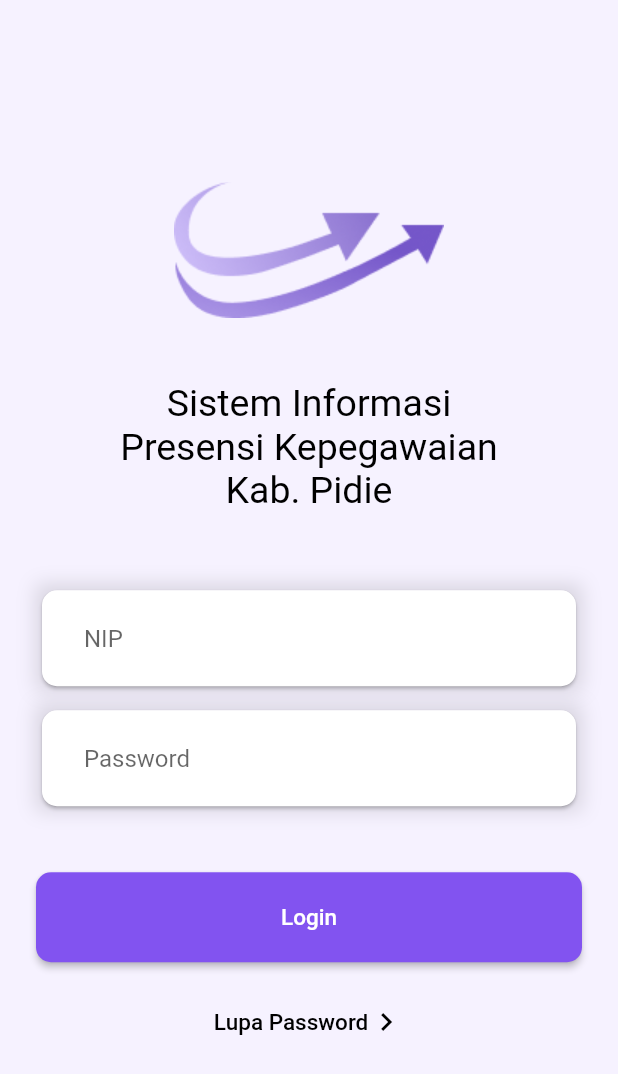
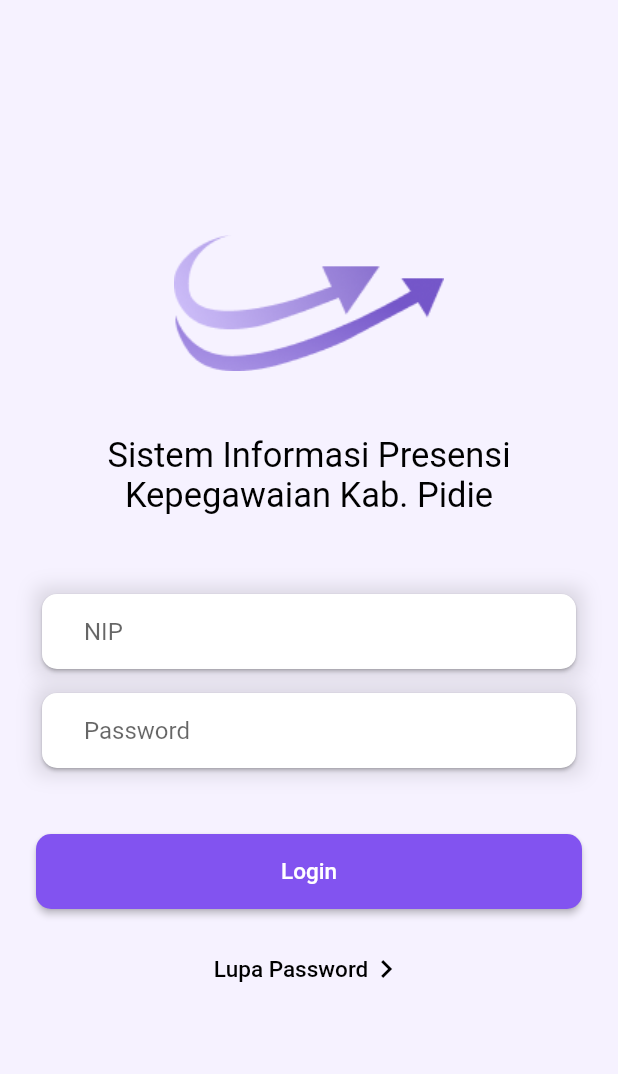
Before and after one commit to MikaSRahwono/Presensi-Kab-Pidie, a Flutter app: the LoginPage screen opened directly, on a phone screen of 412 x 824 dp. Shown: the top 1074 px of the screen. Run offline on Flutter 3.47's test engine with Material 2 defaults, Android fonts, the phone set to English and light mode, and no system bars; our stand-ins replace google_fonts.

Commit message:
Refining login page

```diff
--- a/lib/features/authentication/presentation/login.dart
+++ b/lib/features/authentication/presentation/login.dart
@@ -17,7 +17,6 @@ class _LoginPageState extends State<LoginPage> {
         child: Image.asset('resources/images/png/logo.png'),
       ),
     );
-
     final nip = Container(
       decoration: const BoxDecoration(
         boxShadow: [
@@ -30,7 +29,7 @@ class _LoginPageState extends State<LoginPage> {
       child: Card(
         shape: RoundedRectangleBorder(borderRadius: BorderRadius.circular(10)),
         child: Padding(
-          padding: const EdgeInsets.all(8.0),
+          padding: const EdgeInsets.fromLTRB(8.0, 1, 8.0, 1),
           child: TextFormField(
             keyboardType: TextInputType.emailAddress,
             autofocus: false,
@@ -44,7 +43,6 @@ class _LoginPageState extends State<LoginPage> {
         ),
       ),
     );
-
     final password = Container(
       decoration: const BoxDecoration(
           boxShadow: [
@@ -57,7 +55,7 @@ class _LoginPageState extends State<LoginPage> {
       child: Card(
         shape: RoundedRectangleBorder(borderRadius: BorderRadius.circular(10)),
         child: Padding(
-          padding: const EdgeInsets.all(8.0),
+          padding: const EdgeInsets.fromLTRB(8.0, 1, 8.0, 1),
           child: TextFormField(
             autofocus: false,
             initialValue: '',
@@ -71,13 +69,12 @@ class _LoginPageState extends State<LoginPage> {
         ),
       ),
     );
-
     final loginButton = Padding(
       padding: const EdgeInsets.symmetric(vertical: 16.0),
       child: ElevatedButton(
         style: ElevatedButton.styleFrom(
           backgroundColor: const Color(0xFF8253F0),
-          minimumSize: const Size.fromHeight(60),
+          minimumSize: const Size.fromHeight(50),
           shape: RoundedRectangleBorder(
             borderRadius: BorderRadius.circular(10),
           ),
@@ -86,7 +83,6 @@ class _LoginPageState extends State<LoginPage> {
           onPressed: () {},
       ),
     );
-
     final forgotLabel = TextButton(
       child: Row(
         mainAxisAlignment: MainAxisAlignment.center,
@@ -97,14 +93,13 @@ class _LoginPageState extends State<LoginPage> {
       ),
       onPressed: () {},
     );
-
     const heading = Padding(
       padding: EdgeInsets.only(left: 40, right: 40),
       child: Text(
         'Sistem Informasi Presensi Kepegawaian Kab. Pidie',
         style: TextStyle(
           color: Colors.black,
-          fontSize: 25,
+          fontSize: 23,
         ),
           textAlign: TextAlign.center
       ),
--- a/lib/features/home/presentation/home.dart
+++ b/lib/features/home/presentation/home.dart
@@ -30,7 +30,7 @@ class _HomePageState extends State<HomePage> {
       ),
       floatingActionButton: FloatingActionButton.extended(
         onPressed: (){
-          Navigator.push(context, MaterialPageRoute(builder: (BuildContext context) => FirstPassResetPage()));
+          Navigator.push(context, MaterialPageRoute(builder: (BuildContext context) => LoginPage()));
         },
         label: Text("Profile"), icon: Icon(Icons.person
       ),
```
